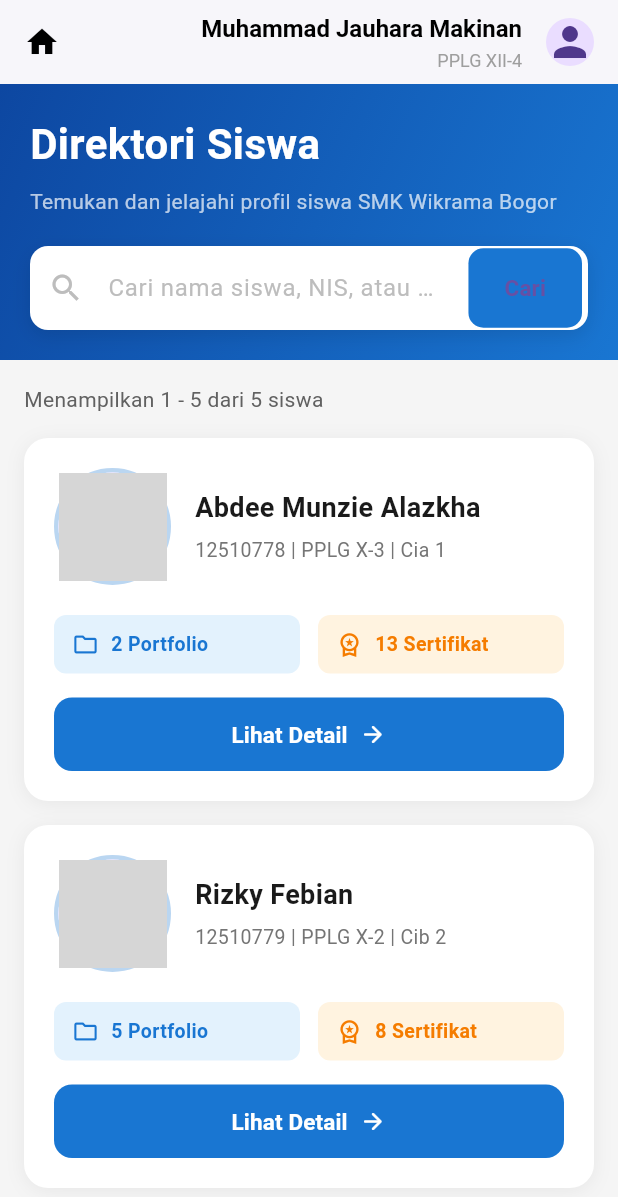
After one commit to syahputrawinata/JurnalKu_Flutter_App, a Flutter app: the screen it shows after launch, after a tap on "Go to Permintaan Jelajahi page", on a phone screen of 412 x 824 dp. The commit adds this screen. Shown: the top 1197 px of the screen. Run offline on Flutter 3.47's test engine with Material 3 defaults, Android fonts, the light colour scheme and no system bars; network calls fail; grey boxes are pictures that could not be loaded.

Commit message:
add page jelajahi_page

```diff
--- /dev/null
+++ b/lib/jelajahi_page.dart
@@ -0,0 +1,461 @@
+import 'package:flutter/material.dart';
+import 'package:jurnalku_app/landing_page.dart';
+
+class Student {
+  final String name;
+  final String nis;
+  final String rombel;
+  final String rayon;
+  final String photo;
+  final int portfolioCount;
+  final int certCount;
+
+  Student({
+    required this.name,
+    required this.nis,
+    required this.rombel,
+    required this.rayon,
+    required this.photo,
+    required this.portfolioCount,
+    required this.certCount,
+  });
+}
+
+List<Student> students = [
+  Student(
+    name: "Abdee Munzie Alazkha",
+    nis: "12510778",
+    rombel: "PPLG X-3",
+    rayon: "Cia 1",
+    photo: "https://i.pravatar.cc/150?img=10",
+    portfolioCount: 2,
+    certCount: 13,
+  ),
+  Student(
+    name: "Rizky Febian",
+    nis: "12510779",
+    rombel: "PPLG X-2",
+    rayon: "Cib 2",
+    photo: "https://i.pravatar.cc/150?img=12",
+    portfolioCount: 5,
+    certCount: 8,
+  ),
+  Student(
+    name: "Nara Putra S",
+    nis: "12510780",
+    rombel: "PPLG X-1",
+    rayon: "Cis 3",
+    photo: "https://i.pravatar.cc/150?img=25",
+    portfolioCount: 3,
+    certCount: 6,
+  ),
+  Student(
+    name: "Siti Nurhaliza",
+    nis: "12510781",
+    rombel: "PPLG X-2",
+    rayon: "Cib 1",
+    photo: "https://i.pravatar.cc/150?img=20",
+    portfolioCount: 4,
+    certCount: 10,
+  ),
+  Student(
+    name: "Ahmad Dhani",
+    nis: "12510782",
+    rombel: "PPLG X-3",
+    rayon: "Cia 2",
+    photo: "https://i.pravatar.cc/150?img=33",
+    portfolioCount: 6,
+    certCount: 15,
+  ),
+];
+
+class JelajahiPage extends StatefulWidget {
+  const JelajahiPage({super.key});
+
+  @override
+  State<JelajahiPage> createState() => _JelajahiPageState();
+}
+
+class _JelajahiPageState extends State<JelajahiPage> {
+  final TextEditingController _searchController = TextEditingController();
+  List<Student> filteredStudents = students;
+
+  void _filterStudents(String query) {
+    setState(() {
+      if (query.isEmpty) {
+        filteredStudents = students;
+      } else {
+        filteredStudents = students.where((student) {
+          return student.name.toLowerCase().contains(query.toLowerCase()) ||
+              student.nis.contains(query) ||
+              student.rombel.toLowerCase().contains(query.toLowerCase());
+        }).toList();
+      }
+    });
+  }
+
+  @override
+  Widget build(BuildContext context) {
+    return Scaffold(
+      appBar: AppBar(
+        backgroundColor: Colors.white,
+        elevation: 1,
+        leading: IconButton(
+          icon: const Icon(Icons.home, color: Colors.black),
+          onPressed: () {
+            Navigator.push(
+              context,
+              MaterialPageRoute(
+                builder: (context) => const LandingPage(),
+              ),
+            );
+          },
+        ),
+        title: Row(
+          mainAxisAlignment: MainAxisAlignment.end,
+          children: [
+            Column(
+              crossAxisAlignment: CrossAxisAlignment.end,
+              children: const [
+                Text(
+                  'Muhammad Jauhara Makinan',
+                  style: TextStyle(
+                    color: Colors.black,
+                    fontWeight: FontWeight.bold,
+                    fontSize: 16,
+                  ),
+                ),
+                SizedBox(height: 4),
+                Text(
+                  'PPLG XII-4',
+                  style: TextStyle(
+                    color: Colors.grey,
+                    fontSize: 12,
+                  ),
+                ),
+              ],
+            )
+          ],
+        ),        actions: [
+          Padding(
+            padding: const EdgeInsets.only(right: 16),
+            child: CircleAvatar(
+              child: const Icon(Icons.person, size: 32),
+              radius: 16,
+            ),
+          ),
+        ],
+      ),
+      backgroundColor: Colors.grey[100],
+      body: Column(
+        children: [
+          // HEADER SECTION
+          Container(
+            decoration: BoxDecoration(
+              gradient: LinearGradient(
+                begin: Alignment.topLeft,
+                end: Alignment.bottomRight,
+                colors: [
+                  Color(0xFF0D47A1),
+                  Color(0xFF1976D2),
+                ],
+              ),
+            ),
+            child: SafeArea(
+              child: Padding(
+                padding: const EdgeInsets.all(20),
+                child: Column(
+                  crossAxisAlignment: CrossAxisAlignment.start,
+                  children: [
+                    const Text(
+                      "Direktori Siswa",
+                      style: TextStyle(
+                        color: Colors.white,
+                        fontSize: 28,
+                        fontWeight: FontWeight.bold,
+                      ),
+                    ),
+                    const SizedBox(height: 8),
+                    const Text(
+                      "Temukan dan jelajahi profil siswa SMK Wikrama Bogor",
+                      style: TextStyle(
+                        color: Colors.white70,
+                        fontSize: 14,
+                      ),
+                    ),
+                    const SizedBox(height: 20),
+                    // SEARCH BAR
+                    Container(
+                      decoration: BoxDecoration(
+                        color: Colors.white,
+                        borderRadius: BorderRadius.circular(12),
+                        boxShadow: [
+                          BoxShadow(
+                            color: Colors.black.withOpacity(0.1),
+                            blurRadius: 10,
+                            offset: const Offset(0, 4),
+                          ),
+                        ],
+                      ),
+                      child: Row(
+                        children: [
+                          Expanded(
+                            child: TextField(
+                              controller: _searchController,
+                              onChanged: _filterStudents,
+                              decoration: InputDecoration(
+                                hintText: "Cari nama siswa, NIS, atau rombel...",
+                                hintStyle: TextStyle(color: Colors.grey[400]),
+                                border: InputBorder.none,
+                                contentPadding: const EdgeInsets.symmetric(
+                                  horizontal: 20,
+                                  vertical: 16,
+                                ),
+                                prefixIcon: Icon(
+                                  Icons.search,
+                                  color: Colors.grey[400],
+                                ),
+                              ),
+                            ),
+                          ),
+                          Container(
+                            margin: const EdgeInsets.only(right: 4),
+                            child: ElevatedButton(
+                              onPressed: () => _filterStudents(_searchController.text),
+                              style: ElevatedButton.styleFrom(
+                                backgroundColor: Color(0xFF1976D2),
+                                padding: const EdgeInsets.symmetric(
+                                  horizontal: 24,
+                                  vertical: 16,
+                                ),
+                                shape: RoundedRectangleBorder(
+                                  borderRadius: BorderRadius.circular(10),
+                                ),
+                                elevation: 0,
+                              ),
+                              child: const Text(
+                                "Cari",
+                                style: TextStyle(
+                                  fontWeight: FontWeight.bold,
+                                  fontSize: 15,
+                                ),
+                              ),
+                            ),
+                          ),
+                        ],
+                      ),
+                    ),
+                  ],
+                ),
+              ),
+            ),
+          ),
+
+          // STUDENT LIST SECTION (SCROLLABLE)
+          Expanded(
+            child: ListView(
+              padding: const EdgeInsets.all(16),
+              children: [
+                // Info Text
+                Padding(
+                  padding: const EdgeInsets.only(bottom: 16),
+                  child: Text(
+                    "Menampilkan 1 - ${filteredStudents.length} dari ${students.length} siswa",
+                    style: TextStyle(
+                      color: Colors.grey[700],
+                      fontSize: 14,
+                    ),
+                  ),
+                ),
+
+                // Student Cards
+                ...filteredStudents.map((student) => StudentCard(student: student)),
+              ],
+            ),
+          ),
+        ],
+      ),
+    );
+  }
+}
+
+// ==================== CARD WIDGET ====================
+class StudentCard extends StatelessWidget {
+  final Student student;
+
+  const StudentCard({super.key, required this.student});
+
+  @override
+  Widget build(BuildContext context) {
+    return Container(
+      margin: const EdgeInsets.only(bottom: 16),
+      decoration: BoxDecoration(
+        color: Colors.white,
+        borderRadius: BorderRadius.circular(16),
+        boxShadow: [
+          BoxShadow(
+            color: Colors.black.withOpacity(0.06),
+            blurRadius: 10,
+            offset: const Offset(0, 2),
+          ),
+        ],
+      ),
+      child: Padding(
+        padding: const EdgeInsets.all(20),
+        child: Column(
+          crossAxisAlignment: CrossAxisAlignment.start,
+          children: [
+            // FOTO + DETAIL
+            Row(
+              children: [
+                Container(
+                  decoration: BoxDecoration(
+                    shape: BoxShape.circle,
+                    border: Border.all(
+                      color: Color(0xFF1976D2).withOpacity(0.3),
+                      width: 3,
+                    ),
+                  ),
+                  child: CircleAvatar(
+                    radius: 36,
+                    backgroundImage: NetworkImage(student.photo),
+                  ),
+                ),
+                const SizedBox(width: 16),
+                Expanded(
+                  child: Column(
+                    crossAxisAlignment: CrossAxisAlignment.start,
+                    children: [
+                      Text(
+                        student.name,
+                        style: const TextStyle(
+                          fontSize: 18,
+                          fontWeight: FontWeight.bold,
+                          color: Color(0xFF1A1A1A),
+                        ),
+                      ),
+                      const SizedBox(height: 6),
+                      Text(
+                        "${student.nis} | ${student.rombel} | ${student.rayon}",
+                        style: TextStyle(
+                          color: Colors.grey[600],
+                          fontSize: 13,
+                        ),
+                      ),
+                    ],
+                  ),
+                ),
+              ],
+            ),
+
+            const SizedBox(height: 20),
+
+            // Portfolio & Sertifikat
+            Row(
+              children: [
+                Expanded(
+                  child: Container(
+                    padding: const EdgeInsets.symmetric(
+                      vertical: 10,
+                      horizontal: 12,
+                    ),
+                    decoration: BoxDecoration(
+                      color: Colors.blue[50],
+                      borderRadius: BorderRadius.circular(8),
+                    ),
+                    child: Row(
+                      mainAxisSize: MainAxisSize.min,
+                      children: [
+                        Icon(
+                          Icons.folder_outlined,
+                          size: 18,
+                          color: Color(0xFF1976D2),
+                        ),
+                        const SizedBox(width: 8),
+                        Text(
+                          "${student.portfolioCount} Portfolio",
+                          style: TextStyle(
+                            color: Color(0xFF1976D2),
+                            fontSize: 13,
+                            fontWeight: FontWeight.w600,
+                          ),
+                        ),
+                      ],
+                    ),
+                  ),
+                ),
+                const SizedBox(width: 12),
+                Expanded(
+                  child: Container(
+                    padding: const EdgeInsets.symmetric(
+                      vertical: 10,
+                      horizontal: 12,
+                    ),
+                    decoration: BoxDecoration(
+                      color: Colors.orange[50],
+                      borderRadius: BorderRadius.circular(8),
+                    ),
+                    child: Row(
+                      mainAxisSize: MainAxisSize.min,
+                      children: [
+                        Icon(
+                          Icons.workspace_premium_outlined,
+                          size: 18,
+                          color: Colors.orange[700],
+                        ),
+                        const SizedBox(width: 8),
+                        Text(
+                          "${student.certCount} Sertifikat",
+                          style: TextStyle(
+                            color: Colors.orange[700],
+                            fontSize: 13,
+                            fontWeight: FontWeight.w600,
+                          ),
+                        ),
+                      ],
+                    ),
+                  ),
+                ),
+              ],
+            ),
+
+            const SizedBox(height: 16),
+
+            // Tombol Lihat Detail
+            SizedBox(
+              width: double.infinity,
+              child: ElevatedButton(
+                onPressed: () {
+                  // Navigasi ke detail page
+                },
+                style: ElevatedButton.styleFrom(
+                  backgroundColor: Color(0xFF1976D2),
+                  foregroundColor: Colors.white,
+                  padding: const EdgeInsets.symmetric(vertical: 14),
+                  shape: RoundedRectangleBorder(
+                    borderRadius: BorderRadius.circular(12),
+                  ),
+                  elevation: 0,
+                ),
+                child: Row(
+                  mainAxisAlignment: MainAxisAlignment.center,
+                  children: const [
+                    Text(
+                      "Lihat Detail",
+                      style: TextStyle(
+                        fontSize: 15,
+                        fontWeight: FontWeight.bold,
+                      ),
+                    ),
+                    SizedBox(width: 8),
+                    Icon(Icons.arrow_forward_rounded, size: 18),
+                  ],
+                ),
+              ),
+            ),
+          ],
+        ),
+      ),
+    );
+  }
+}
--- a/lib/landing_page.dart
+++ b/lib/landing_page.dart
@@ -2,6 +2,7 @@ import 'package:flutter/material.dart';
 import 'package:jurnalku_app/catatansikap_page.dart';
 import 'package:jurnalku_app/panduan_page.dart';
 import 'package:jurnalku_app/permintaansaksi_page.dart';
+import 'package:jurnalku_app/jelajahi_page.dart';
 
 class LandingPage extends StatefulWidget {
   const LandingPage({super.key});
@@ -19,7 +20,9 @@ class _LandingPageState extends State<LandingPage> {
           Center(
             child: Text('Landing Page'),
           ),
-          SizedBox(height: 10,),
+          SizedBox(
+            height: 10,
+          ),
           ElevatedButton(
             onPressed: () {
               Navigator.push(
@@ -31,7 +34,9 @@ class _LandingPageState extends State<LandingPage> {
             },
             child: Text('Go to catatan sikap page'),
           ),
-          SizedBox(height: 10,),
+          SizedBox(
+            height: 10,
+          ),
           ElevatedButton(
             onPressed: () {
               Navigator.push(
@@ -43,7 +48,9 @@ class _LandingPageState extends State<LandingPage> {
             },
             child: Text('Go to catatan Panduan page'),
           ),
-          SizedBox(height: 10,),
+          SizedBox(
+            height: 10,
+          ),
           ElevatedButton(
             onPressed: () {
               Navigator.push(
@@ -55,6 +62,17 @@ class _LandingPageState extends State<LandingPage> {
             },
             child: Text('Go to Permintaan Saksi page'),
           ),
+          ElevatedButton(
+            onPressed: () {
+              Navigator.push(
+                context,
+                MaterialPageRoute(
+                  builder: (context) => JelajahiPage(),
+                ),
+              );
+            },
+            child: Text('Go to Permintaan Jelajahi page'),
+          ),
         ],
       ),
     );
```
Also changed, not shown: pubspec.lock. Lines whose indentation alone changed are shown as unchanged.
